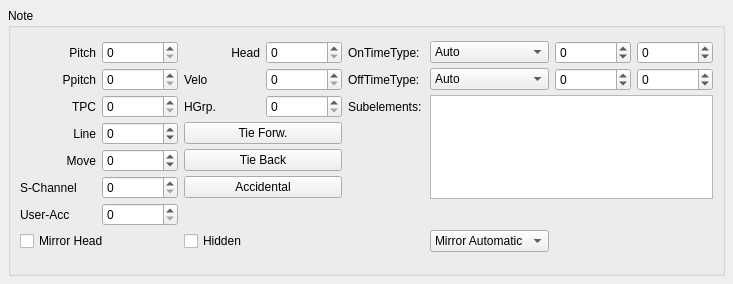
This is mscore/mscore/note.ui in musescore/musescore-old as Qt 5 draws it before an edit. The edited form follows.
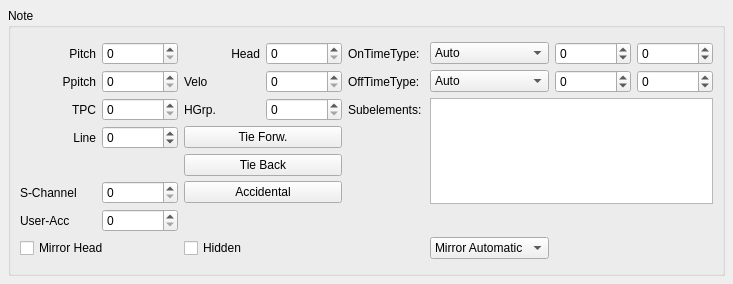
This is the edited form.

```diff
--- a/mscore/mscore/note.ui
+++ b/mscore/mscore/note.ui
@@ -132,29 +132,6 @@
         </property>
        </widget>
       </item>
-      <item row="4" column="0">
-       <widget class="QLabel" name="label_4">
-        <property name="text">
-         <string notr="true" comment="do not translate">Move</string>
-        </property>
-        <property name="textFormat">
-         <enum>Qt::PlainText</enum>
-        </property>
-        <property name="alignment">
-         <set>Qt::AlignRight|Qt::AlignTrailing|Qt::AlignVCenter</set>
-        </property>
-        <property name="buddy">
-         <cstring>move</cstring>
-        </property>
-       </widget>
-      </item>
-      <item row="4" column="1">
-       <widget class="QSpinBox" name="move">
-        <property name="minimum">
-         <number>-99</number>
-        </property>
-       </widget>
-      </item>
       <item row="4" column="2" colspan="2">
        <widget class="QPushButton" name="tieBack">
         <property name="text">
```
